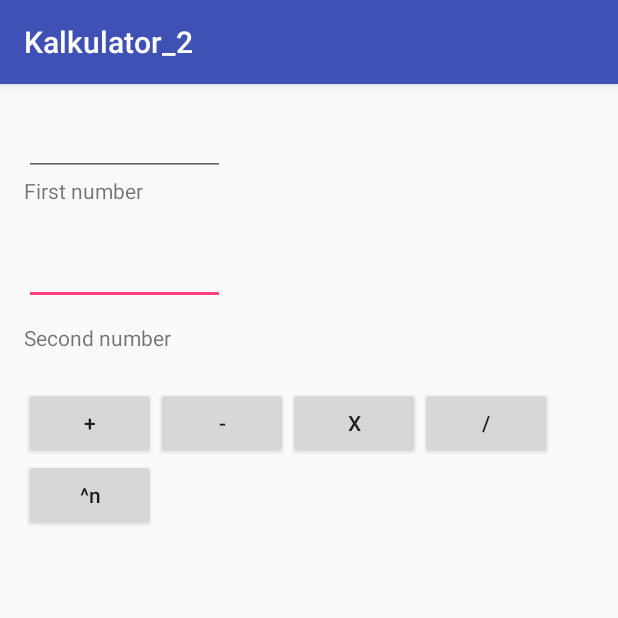
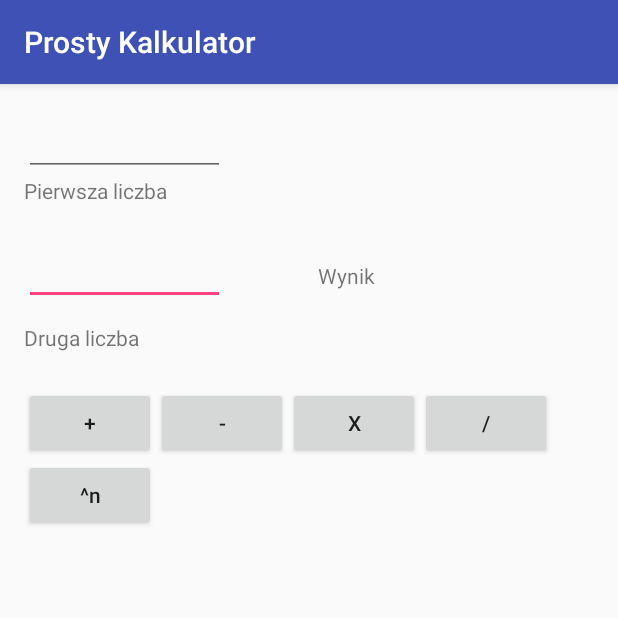
Before and after one commit to piotrdylag/Prosty_Kalkulator, an Android app: the screen it shows after launch (MainActivity), on a phone screen of 412 x 824 dp, the top half of it. Run offline under Robolectric (Android 15) with nearby library versions, the phone set to English and light mode, and no system bars.

Commit message:
Chance app icon and theme

```diff
--- a/app/src/main/AndroidManifest.xml
+++ b/app/src/main/AndroidManifest.xml
@@ -4,8 +4,8 @@
 
     <application
         android:allowBackup="true"
-        android:icon="@mipmap/ic_launcher"
-        android:label="@string/app_name"
+        android:icon="@mipmap/ic_kalkulator"
+        android:label="Prosty Kalkulator"
         android:supportsRtl="true"
         android:theme="@style/AppTheme">
         <activity android:name=".MainActivity">
--- a/app/src/main/res/layout/activity_main.xml
+++ b/app/src/main/res/layout/activity_main.xml
@@ -45,7 +45,7 @@
     <TextView
         android:layout_width="wrap_content"
         android:layout_height="wrap_content"
-        android:text="First number"
+        android:text="Pierwsza liczba"
         android:id="@+id/textView2"
         android:layout_below="@+id/first"
         android:layout_alignParentStart="true" />
@@ -64,7 +64,7 @@
     <TextView
         android:layout_width="wrap_content"
         android:layout_height="wrap_content"
-        android:text="Second number"
+        android:text="Druga liczba"
         android:id="@+id/textView3"
         android:layout_marginTop="12dp"
         android:layout_below="@+id/second"
@@ -102,4 +102,18 @@
         android:layout_alignParentStart="true"
         android:textAllCaps="false" />
 
+    <TextView
+        android:text="Wynik"
+        android:layout_width="wrap_content"
+        android:layout_height="wrap_content"
+        android:id="@+id/textView"
+        android:layout_marginEnd="15dp"
+        android:textSize="14sp"
+        android:layout_alignBottom="@+id/second"
+        android:layout_alignEnd="@+id/result"
+        android:layout_alignTop="@+id/second"
+        android:layout_toEndOf="@+id/second"
+        android:layout_marginStart="20dp"
+        android:layout_marginTop="16dp" />
+
 </RelativeLayout>
```
